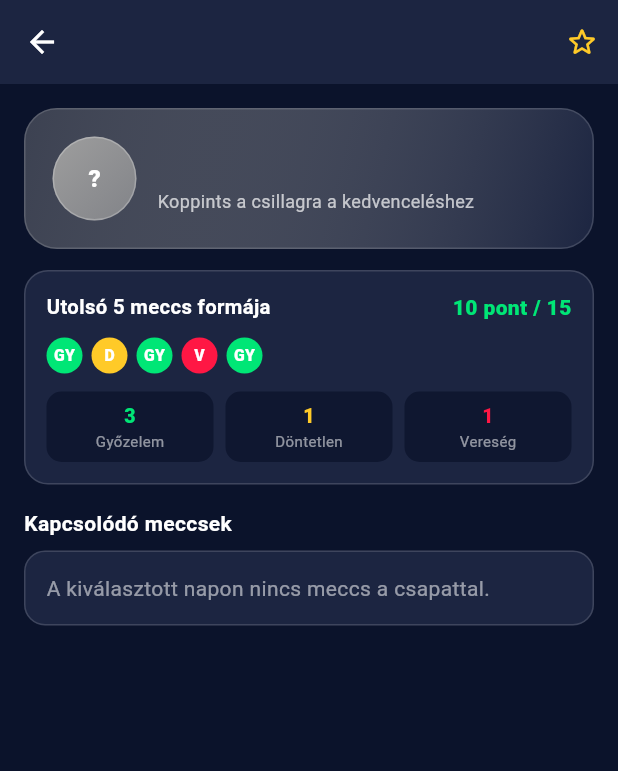
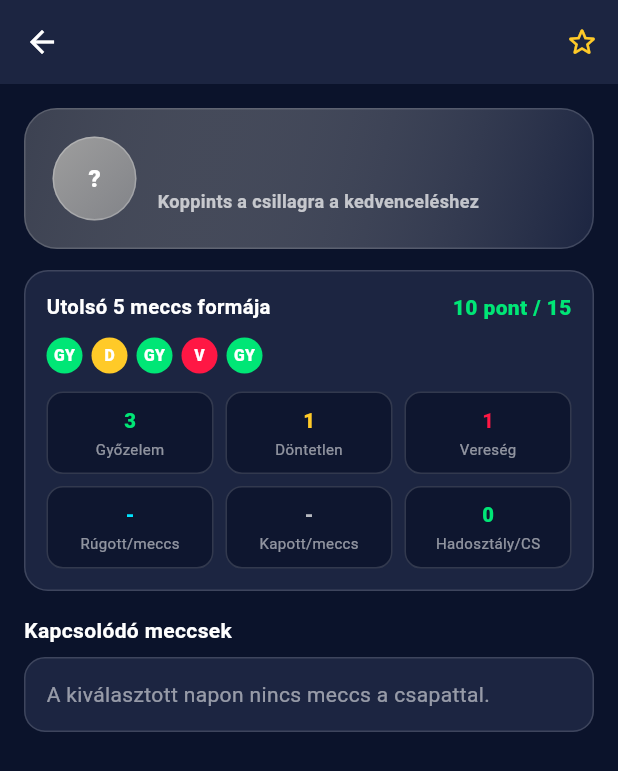
Before and after one commit to apagyizsolt6-ship-it/zsoltscores, a Flutter app: the TeamProfileScreen screen opened directly with empty values, on a phone screen of 412 x 824 dp. Shown: the top 771 px of the screen. Run offline on Flutter 3.47's test engine with Material 3 defaults, Android fonts, the phone set to English and light mode, and no system bars; our stand-ins replace shared_preferences; accounts and stored records are empty.

Commit message:
Add standingRow to TeamProfileScreen
Added standingRow property to TeamProfileScreen and updated related UI components to utilize it.

```diff
--- a/lib/tabs/standings_tab.dart
+++ b/lib/tabs/standings_tab.dart
@@ -9,6 +9,7 @@ class TeamProfileScreen extends StatefulWidget {
   final String? logoUrl;
   final Color accentColor;
   final List<String> form;
+  final StandingRow? standingRow;
   final List<MatchData> relatedMatches;
   final VoidCallback onChanged;
 
@@ -18,6 +19,7 @@ class TeamProfileScreen extends StatefulWidget {
     this.logoUrl,
     required this.accentColor,
     this.form = const [],
+    this.standingRow,
     this.relatedMatches = const [],
     required this.onChanged,
   });
@@ -61,6 +63,26 @@ class _TeamProfileScreenState extends State<TeamProfileScreen> {
     );
   }
 
+  Widget _statTile(AppPalette p, String label, String value, Color accent) {
+    return Expanded(
+      child: Container(
+        padding: const EdgeInsets.symmetric(vertical: 9, horizontal: 8),
+        decoration: BoxDecoration(
+          color: p.scaffoldBg.withAlpha(210),
+          borderRadius: BorderRadius.circular(11),
+          border: Border.all(color: p.borderSubtle),
+        ),
+        child: Column(
+          children: [
+            Text(value, style: TextStyle(fontWeight: FontWeight.w900, color: accent, fontSize: 13.5)),
+            const SizedBox(height: 2),
+            Text(label, maxLines: 1, overflow: TextOverflow.ellipsis, style: TextStyle(fontSize: 10, color: p.textMuted)),
+          ],
+        ),
+      ),
+    );
+  }
+
   @override
   Widget build(BuildContext context) {
     final p = AppThemeController.instance.palette;
@@ -69,6 +91,17 @@ class _TeamProfileScreenState extends State<TeamProfileScreen> {
     final wCount = effectiveForm.where((c) => c == 'GY').length;
     final dCount = effectiveForm.where((c) => c == 'D').length;
     final lCount = effectiveForm.where((c) => c == 'V').length;
+
+    final row = widget.standingRow;
+    final played = (row != null && row.played > 0) ? row.played : 0;
+    final gfAvg = played > 0 ? (row!.gf / played).toStringAsFixed(1) : '-';
+    final gaAvg = played > 0 ? (row!.ga / played).toStringAsFixed(1) : '-';
+    final gdText = row != null ? (row.gd > 0 ? '+${row.gd}' : '${row.gd}') : '-';
+    final cleanSheetApprox = widget.relatedMatches.where((m) {
+      if (!m.isFinished) return false;
+      final isHome = m.homeTeam.toLowerCase().contains(widget.teamName.toLowerCase());
+      return isHome ? m.awayScore == 0 : m.homeScore == 0;
+    }).length;
 
     return Scaffold(
       appBar: AppBar(
@@ -107,8 +140,10 @@ class _TeamProfileScreenState extends State<TeamProfileScreen> {
                       Text(widget.teamName, style: TextStyle(fontSize: 18, fontWeight: FontWeight.w900, color: p.textPrimary)),
                       const SizedBox(height: 4),
                       Text(
-                        _isFav ? '★ Kedvenc csapat (kiemelt a meccseknél)' : 'Koppints a csillagra a kedvenceléshez',
-                        style: TextStyle(fontSize: 12, color: _isFav ? p.goldAccent : p.textSecondary),
+                        row != null
+                            ? '${row.pos}. hely • ${row.points} pont • GK: $gdText'
+                            : (_isFav ? '★ Kedvenc csapat (kiemelt a meccseknél)' : 'Koppints a csillagra a kedvenceléshez'),
+                        style: TextStyle(fontSize: 12, color: _isFav ? p.goldAccent : p.textSecondary, fontWeight: FontWeight.w600),
                       ),
                     ],
                   ),
@@ -139,53 +174,21 @@ class _TeamProfileScreenState extends State<TeamProfileScreen> {
                 const SizedBox(height: 12),
                 Row(
                   children: [
-                    Expanded(
-                      child: Container(
-                        padding: const EdgeInsets.symmetric(vertical: 7),
-                        decoration: BoxDecoration(
-                          color: p.scaffoldBg.withAlpha(200),
-                          borderRadius: BorderRadius.circular(10),
-                        ),
-                        child: Column(
-                          children: [
-                            Text('$wCount', style: TextStyle(fontWeight: FontWeight.w900, color: p.primaryAccent, fontSize: 13)),
-                            Text('Győzelem', style: TextStyle(fontSize: 10, color: p.textMuted)),
-                          ],
-                        ),
-                      ),
-                    ),
+                    _statTile(p, 'Győzelem', '$wCount', p.primaryAccent),
                     const SizedBox(width: 8),
-                    Expanded(
-                      child: Container(
-                        padding: const EdgeInsets.symmetric(vertical: 7),
-                        decoration: BoxDecoration(
-                          color: p.scaffoldBg.withAlpha(200),
-                          borderRadius: BorderRadius.circular(10),
-                        ),
-                        child: Column(
-                          children: [
-                            Text('$dCount', style: TextStyle(fontWeight: FontWeight.w900, color: p.goldAccent, fontSize: 13)),
-                            Text('Döntetlen', style: TextStyle(fontSize: 10, color: p.textMuted)),
-                          ],
-                        ),
-                      ),
-                    ),
+                    _statTile(p, 'Döntetlen', '$dCount', p.goldAccent),
                     const SizedBox(width: 8),
-                    Expanded(
-                      child: Container(
-                        padding: const EdgeInsets.symmetric(vertical: 7),
-                        decoration: BoxDecoration(
-                          color: p.scaffoldBg.withAlpha(200),
-                          borderRadius: BorderRadius.circular(10),
-                        ),
-                        child: Column(
-                          children: [
-                            Text('$lCount', style: TextStyle(fontWeight: FontWeight.w900, color: p.liveRed, fontSize: 13)),
-                            Text('Vereség', style: TextStyle(fontSize: 10, color: p.textMuted)),
-                          ],
-                        ),
-                      ),
-                    ),
+                    _statTile(p, 'Vereség', '$lCount', p.liveRed),
+                  ],
+                ),
+                const SizedBox(height: 8),
+                Row(
+                  children: [
+                    _statTile(p, 'Rúgott/meccs', gfAvg, p.secondaryAccent),
+                    const SizedBox(width: 8),
+                    _statTile(p, 'Kapott/meccs', gaAvg, p.textSecondary),
+                    const SizedBox(width: 8),
+                    _statTile(p, 'Hadosztály/CS', '$cleanSheetApprox', p.primaryAccent),
                   ],
                 ),
               ],
@@ -300,6 +303,21 @@ class _StandingsTabState extends State<StandingsTab> {
     return Colors.transparent;
   }
 
+  Widget _zoneLegendItem(Color color, String label, AppPalette p) {
+    return Row(
+      mainAxisSize: MainAxisSize.min,
+      children: [
+        Container(
+          width: 10,
+          height: 10,
+          decoration: BoxDecoration(color: color, borderRadius: BorderRadius.circular(3)),
+        ),
+        const SizedBox(width: 4),
+        Text(label, style: TextStyle(fontSize: 10.5, color: p.textSecondary, fontWeight: FontWeight.w600)),
+      ],
+    );
+  }
+
   Widget _posBadge(int pos, AppPalette p) {
     if (pos == 1) {
       return Container(
@@ -372,6 +390,7 @@ class _StandingsTabState extends State<StandingsTab> {
           logoUrl: row.logo,
           accentColor: row.color,
           form: row.form,
+          standingRow: row,
           relatedMatches: related,
           onChanged: () {
             setState(() {});
@@ -558,6 +577,18 @@ class _StandingsTabState extends State<StandingsTab> {
           ),
           if (!showScorers) ...[
             Padding(
+              padding: const EdgeInsets.fromLTRB(16, 6, 16, 2),
+              child: Wrap(
+                spacing: 12,
+                runSpacing: 4,
+                children: [
+                  _zoneLegendItem(p.primaryAccent, 'BL / Top', p),
+                  _zoneLegendItem(p.secondaryAccent, 'EL / EKL', p),
+                  _zoneLegendItem(p.liveRed, 'Kieső zóna', p),
+                ],
+              ),
+            ),
+            Padding(
               padding: const EdgeInsets.symmetric(horizontal: 16, vertical: 6),
               child: Row(
                 children: [
```
